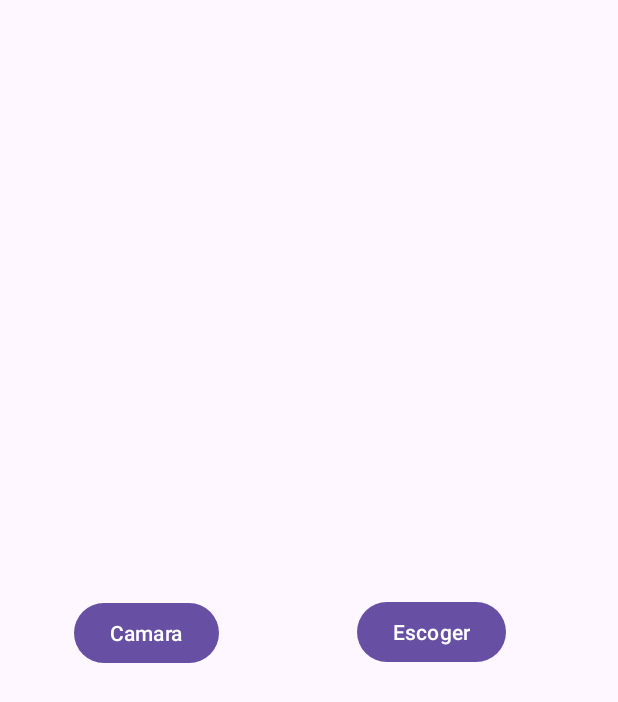
After one commit to Andres-Salamanca/practicamovil, an Android app: the CameraescogerActivity screen opened directly, with no data from a screen before it, on a phone screen of 412 x 824 dp. The commit adds this screen. Shown: the top 702 px of the screen. Run offline under Robolectric (Android 15) with nearby library versions, the phone set to English and light mode, and no system bars.

Commit message:
antes de contrato

```diff
--- /dev/null
+++ b/app/src/main/java/com/example/practicamovil/CameraescogerActivity.kt
@@ -0,0 +1,64 @@
+package com.example.practicamovil
+
+import android.Manifest
+import android.content.Intent
+import android.content.pm.PackageManager
+import android.graphics.Bitmap
+import androidx.appcompat.app.AppCompatActivity
+import android.os.Bundle
+import android.provider.MediaStore
+import androidx.core.app.ActivityCompat
+import androidx.core.content.ContextCompat
+import com.example.practicamovil.databinding.ActivityCameraescogerBinding
+import com.example.practicamovil.databinding.ActivityMainBinding
+
+class CameraescogerActivity : AppCompatActivity() {
+
+    private lateinit var binding: ActivityCameraescogerBinding
+    private val CAMERA_STORAGE_PERMISSION = 102
+
+    val REQUEST_IMAGE_CAPTURE = 1
+    override fun onCreate(savedInstanceState: Bundle?) {
+        super.onCreate(savedInstanceState)
+        setContentView(R.layout.activity_cameraescoger)
+
+
+        binding = ActivityCameraescogerBinding.inflate(layoutInflater)
+        val view = binding.root
+        setContentView(view)
+
+        binding.button3.setOnClickListener {
+            if (ContextCompat.checkSelfPermission(
+                    this,
+                    Manifest.permission.CAMERA
+                ) != PackageManager.PERMISSION_GRANTED
+            ) {
+                ActivityCompat.requestPermissions(
+                    this,
+                    arrayOf(Manifest.permission.CAMERA),
+                    CAMERA_STORAGE_PERMISSION
+                )
+            } else {
+                dispatchTakePictureIntent()
+            }
+        }
+    }
+
+    private fun dispatchTakePictureIntent() {
+        Intent(MediaStore.ACTION_IMAGE_CAPTURE).also { takePictureIntent ->
+            takePictureIntent.resolveActivity(packageManager)?.also {
+                startActivityForResult(takePictureIntent, REQUEST_IMAGE_CAPTURE)
+            }
+        }
+    }
+
+    override fun onActivityResult(requestCode: Int, resultCode: Int, data: Intent?) {
+        super.onActivityResult(requestCode, resultCode, data)
+        if (requestCode == REQUEST_IMAGE_CAPTURE && resultCode == RESULT_OK) {
+            val imageBitmap = data?.extras?.get("data") as Bitmap
+            binding.imageView2.setImageBitmap(imageBitmap)
+        }
+    }
+
+
+}
--- /dev/null
+++ b/app/src/main/res/layout/activity_cameraescoger.xml
@@ -0,0 +1,50 @@
+<?xml version="1.0" encoding="utf-8"?>
+<androidx.constraintlayout.widget.ConstraintLayout xmlns:android="http://schemas.android.com/apk/res/android"
+    xmlns:app="http://schemas.android.com/apk/res-auto"
+    xmlns:tools="http://schemas.android.com/tools"
+    android:layout_width="match_parent"
+    android:layout_height="match_parent"
+    tools:context=".CameraescogerActivity">
+
+    <ImageView
+        android:id="@+id/imageView2"
+        android:layout_width="wrap_content"
+        android:layout_height="wrap_content"
+        android:layout_marginStart="141dp"
+        android:layout_marginTop="139dp"
+        android:layout_marginEnd="142dp"
+        android:layout_marginBottom="109dp"
+        app:layout_constraintBottom_toTopOf="@+id/button3"
+        app:layout_constraintEnd_toEndOf="parent"
+        app:layout_constraintStart_toStartOf="parent"
+        app:layout_constraintTop_toTopOf="parent"
+        tools:srcCompat="@tools:sample/avatars" />
+
+    <Button
+        android:id="@+id/button3"
+        android:layout_width="wrap_content"
+        android:layout_height="wrap_content"
+        android:layout_marginStart="64dp"
+        android:layout_marginTop="8dp"
+        android:layout_marginEnd="16dp"
+        android:layout_marginBottom="307dp"
+        android:text="Camara"
+        app:layout_constraintBottom_toBottomOf="parent"
+        app:layout_constraintEnd_toStartOf="@+id/button4"
+        app:layout_constraintStart_toStartOf="parent"
+        app:layout_constraintTop_toBottomOf="@+id/imageView2" />
+
+    <Button
+        android:id="@+id/button4"
+        android:layout_width="wrap_content"
+        android:layout_height="wrap_content"
+        android:layout_marginStart="76dp"
+        android:layout_marginTop="112dp"
+        android:layout_marginEnd="89dp"
+        android:layout_marginBottom="304dp"
+        android:text="Escoger"
+        app:layout_constraintBottom_toBottomOf="parent"
+        app:layout_constraintEnd_toEndOf="parent"
+        app:layout_constraintStart_toEndOf="@+id/button3"
+        app:layout_constraintTop_toBottomOf="@+id/imageView2" />
+</androidx.constraintlayout.widget.ConstraintLayout>
--- a/app/src/main/res/layout/activity_main.xml
+++ b/app/src/main/res/layout/activity_main.xml
@@ -9,7 +9,7 @@
     <TextView
         android:layout_width="wrap_content"
         android:layout_height="wrap_content"
-        android:text="Hello World!"
+        android:text="Hello Worldororor!"
         app:layout_constraintBottom_toBottomOf="parent"
         app:layout_constraintEnd_toEndOf="parent"
         app:layout_constraintStart_toStartOf="parent"
--- /dev/null
+++ b/app/src/main/res/values-land/dimens.xml
@@ -0,0 +1,3 @@
+<resources>
+      <dimen name="fab_margin">48dp</dimen>
+   </resources>
--- /dev/null
+++ b/app/src/main/res/values-v23/themes.xml
@@ -0,0 +1,8 @@
+<resources xmlns:tools="http://schemas.android.com/tools">
+  <style name="Theme.Practicamovil" parent="Base.Theme.Practicamovil">
+    <!-- Transparent system bars for edge-to-edge. -->
+    <item name="android:navigationBarColor">@android:color/transparent</item>
+    <item name="android:statusBarColor">@android:color/transparent</item>
+    <item name="android:windowLightStatusBar">?attr/isLightTheme</item>
+  </style>
+</resources>
--- /dev/null
+++ b/app/src/main/res/values-w1240dp/dimens.xml
@@ -0,0 +1,3 @@
+<resources>
+      <dimen name="fab_margin">200dp</dimen>
+   </resources>
--- /dev/null
+++ b/app/src/main/res/values-w600dp/dimens.xml
@@ -0,0 +1,3 @@
+<resources>
+      <dimen name="fab_margin">48dp</dimen>
+   </resources>
--- /dev/null
+++ b/app/src/main/res/values/dimens.xml
@@ -0,0 +1,3 @@
+<resources>
+      <dimen name="fab_margin">16dp</dimen>
+   </resources>
--- a/app/src/main/res/values/strings.xml
+++ b/app/src/main/res/values/strings.xml
@@ -1,3 +1,4 @@
 <resources>
     <string name="app_name">Practicamovil</string>
+
 </resources>
```
Also changed, not shown: app/src/main/AndroidManifest.xml (+11 -3 lines), app/src/main/java/com/example/practicamovil/Contactos.kt (added, +66 -0 lines), app/src/main/java/com/example/practicamovil/ContactsAdapter.kt (added, +36 -0 lines), app/src/main/java/com/example/practicamovil/MainActivity.kt (+73 -9 lines), app/src/main/res/layout/activity_contactos.xml (added, +14 -0 lines), app/src/main/res/layout/contactsadapter.xml (added, +24 -0 lines).
